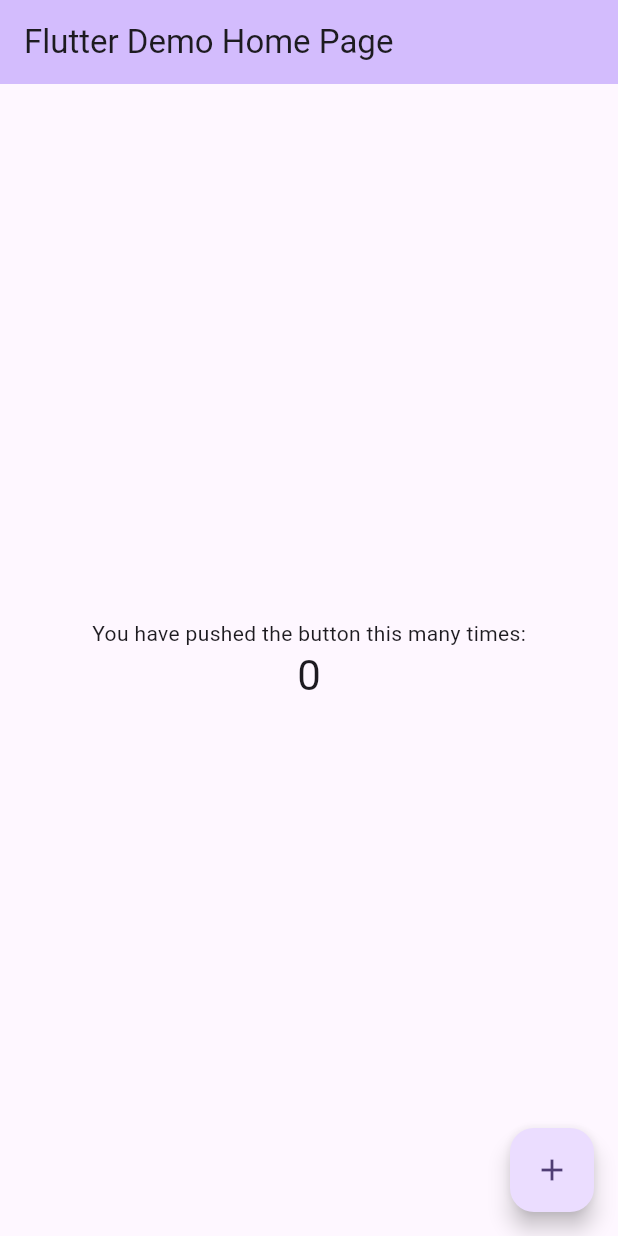
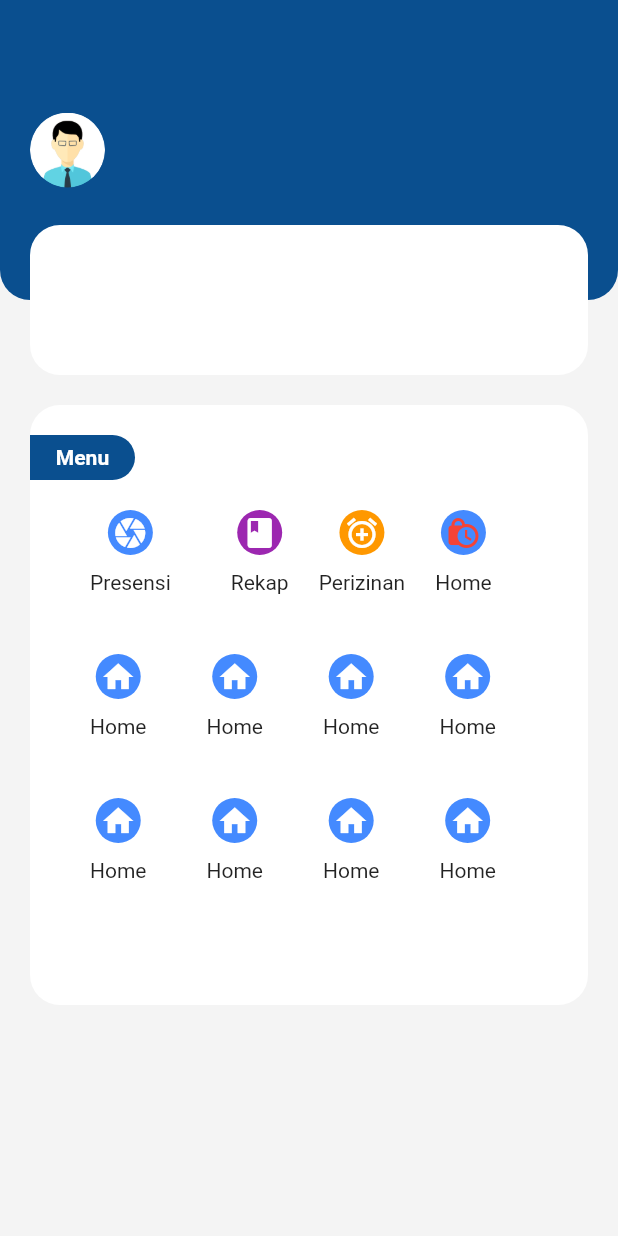
Before and after one commit to GilangMF11/test_provider, a Flutter app: the screen it shows after launch, on a phone screen of 412 x 824 dp. Run offline on Flutter 3.47's test engine with Material 2 defaults, Android fonts, the phone set to English and light mode, and no system bars.

Commit message:
Dashboard

```diff
--- /dev/null
+++ b/lib/Dashboard.dart
@@ -0,0 +1,354 @@
+import 'package:flutter/material.dart';
+
+class Dashboard extends StatelessWidget {
+  const Dashboard({super.key});
+
+  @override
+  Widget build(BuildContext context) {
+    return Scaffold(
+      backgroundColor: const Color(0xFFF4F4F4),
+      body: Stack(
+        children: [
+          // Widget untuk latar biru
+          Positioned(
+            top: 0,
+            left: 0,
+            right: 0,
+            child: Container(
+              height: 200,
+              decoration: const BoxDecoration(
+                borderRadius: BorderRadius.only(
+                  bottomLeft: Radius.circular(20),
+                  bottomRight: Radius.circular(20),
+                ),
+                color: Color(0xFF0a4f8f),
+              ),
+              child: // ...
+
+                  Padding(
+                padding: const EdgeInsets.all(20.0),
+                child: Row(
+                  children: [
+                    Align(
+                      alignment: Alignment.center,
+                      child: ClipRRect(
+                        borderRadius: BorderRadius.circular(180),
+                        child: Image.asset(
+                          'assets/images/profile.png',
+                          width: 50,
+                          height: 50,
+                        ),
+                      ),
+                    ),
+                    const SizedBox(width: 20),
+                    // Ganti Row dengan Column dan atur CrossAxisAlignment
+
+                  ],
+                ),
+              ),
+// ...
+            ),
+          ),
+          // Widget untuk latar merah (diposisikan lebih ke atas)
+          Positioned(
+            top: 150, // Atur nilai top yang lebih kecil
+            right: 20,
+            left: 20,
+            child: Column(
+              children: [
+                Container(
+                  height: 100,
+                  width: 400,
+                  decoration: const BoxDecoration(
+                    borderRadius: BorderRadius.only(
+                        bottomLeft: Radius.circular(20),
+                        bottomRight: Radius.circular(20),
+                        topLeft: Radius.circular(20),
+                        topRight: Radius.circular(20)),
+                    color: Colors.white,
+                  ),
+                ),
+                const SizedBox(height: 20),
+                Container(
+                  height: 400,
+                  width: 400,
+                  decoration: BoxDecoration(
+                      borderRadius: BorderRadius.circular(20),
+                      color: Colors.white),
+                  child: Column(children: [
+                    const SizedBox(height: 20),
+                    Align(
+                      alignment: Alignment.topLeft,
+                      child: Container(
+                        width: 70,
+                        height: 30,
+                        decoration: const BoxDecoration(
+                          borderRadius: BorderRadius.only(
+                              topRight: Radius.circular(20),
+                              bottomRight: Radius.circular(20)),
+                          color: Color(0xFF0a4f8f),
+                        ),
+                        child: const Column(
+                          mainAxisAlignment: MainAxisAlignment.center,
+                          children: [
+                            Text("Menu",
+                                style: TextStyle(
+                                    color: Colors.white,
+                                    fontWeight: FontWeight.bold),
+                                textAlign: TextAlign.center)
+                          ],
+                        ),
+                      ),
+                    ),
+                    Column(
+                      mainAxisAlignment: MainAxisAlignment.center,
+                      children: [
+                        Padding(
+                          padding: const EdgeInsets.only(left: 20, right: 20),
+                          child: Align(
+                            alignment: Alignment.center,
+                            child: Row(children: [
+                              Padding(
+                                padding:
+                                    const EdgeInsets.only(right: 20, left: 20),
+                                child: Column(children: [
+                                  Container(
+                                    width: 30,
+                                    height: 30,
+                                    decoration: BoxDecoration(
+                                        borderRadius: BorderRadius.circular(180),
+                                        color: Colors.blueAccent),
+                                    child: const Icon(Icons.camera,
+                                        color: Colors.white),
+                                  ),
+                                  const SizedBox(
+                                    height: 10,
+                                  ),
+                                  const Text("Presensi"),
+                                ]),
+                              ),
+                              Padding(
+                                padding: EdgeInsets.all(20),
+                                child: Column(children: [
+                                  Container(
+                                    width: 30,
+                                    height: 30,
+                                    decoration: BoxDecoration(
+                                        borderRadius: BorderRadius.circular(180),
+                                        color: Colors.purple),
+                                    child: const Icon(Icons.book,
+                                        color: Colors.white),
+                                  ),
+                                  const SizedBox(
+                                    height: 10,
+                                  ),
+                                  const Text("Rekap"),
+                                ]),
+                              ),
+                              Padding(
+                                padding: EdgeInsets.all(0),
+                                child: Column(children: [
+                                  Container(
+                                    width: 30,
+                                    height: 30,
+                                    decoration: BoxDecoration(
+                                        borderRadius: BorderRadius.circular(180),
+                                        color: Colors.orange),
+                                    child: const Icon(Icons.alarm_add,
+                                        color: Colors.white),
+                                  ),
+                                  const SizedBox(
+                                    height: 10,
+                                  ),
+                                  const Text("Perizinan"),
+                                ]),
+                              ),
+                              Padding(
+                                padding: EdgeInsets.all(20),
+                                child: Column(children: [
+                                  Container(
+                                    width: 30,
+                                    height: 30,
+                                    decoration: BoxDecoration(
+                                        borderRadius: BorderRadius.circular(180),
+                                        color: Colors.blueAccent),
+                                    child: const Icon(Icons.lock_clock,
+                                        color: Colors.red),
+                                  ),
+                                  const SizedBox(
+                                    height: 10,
+                                  ),
+                                  const Text("Home"),
+                                ]),
+                              ),
+                            ]),
+                          ),
+                        ),
+                        Padding(
+                          padding: const EdgeInsets.only(left: 20, right: 20),
+                          child: Row(children: <Widget>[
+                            Padding(
+                              padding: const EdgeInsets.all(20),
+                              child: Column(children: [
+                                Container(
+                                  width: 30,
+                                  height: 30,
+                                  decoration: BoxDecoration(
+                                      borderRadius: BorderRadius.circular(180),
+                                      color: Colors.blueAccent),
+                                  child: const Icon(Icons.home,
+                                      color: Colors.white),
+                                ),
+                                const SizedBox(
+                                  height: 10,
+                                ),
+                                const Text("Home"),
+                              ]),
+                            ),
+                            Padding(
+                              padding: EdgeInsets.all(20),
+                              child: Column(children: [
+                                Container(
+                                  width: 30,
+                                  height: 30,
+                                  decoration: BoxDecoration(
+                                      borderRadius: BorderRadius.circular(180),
+                                      color: Colors.blueAccent),
+                                  child: const Icon(Icons.home,
+                                      color: Colors.white),
+                                ),
+                                const SizedBox(
+                                  height: 10,
+                                ),
+                                const Text("Home"),
+                              ]),
+                            ),
+                            Padding(
+                              padding: EdgeInsets.all(20),
+                              child: Column(children: [
+                                Container(
+                                  width: 30,
+                                  height: 30,
+                                  decoration: BoxDecoration(
+                                      borderRadius: BorderRadius.circular(180),
+                                      color: Colors.blueAccent),
+                                  child: const Icon(Icons.home,
+                                      color: Colors.white),
+                                ),
+                                const SizedBox(
+                                  height: 10,
+                                ),
+                                const Text("Home"),
+                              ]),
+                            ),
+                            Padding(
+                              padding:
+                                  const EdgeInsets.only(right: 20, left: 20),
+                              child: Column(children: [
+                                Container(
+                                  width: 30,
+                                  height: 30,
+                                  decoration: BoxDecoration(
+                                      borderRadius: BorderRadius.circular(180),
+                                      color: Colors.blueAccent),
+                                  child: const Icon(Icons.home,
+                                      color: Colors.white),
+                                ),
+                                const SizedBox(
+                                  height: 10,
+                                ),
+                                const Text("Home"),
+                              ]),
+                            ),
+                          ]),
+                        ),
+                        Padding(
+                          padding: const EdgeInsets.only(left: 20, right: 20),
+                          child: Row(children: <Widget>[
+                            Padding(
+                              padding: const EdgeInsets.all(20),
+                              child: Column(children: [
+                                Container(
+                                  width: 30,
+                                  height: 30,
+                                  decoration: BoxDecoration(
+                                      borderRadius: BorderRadius.circular(180),
+                                      color: Colors.blueAccent),
+                                  child: const Icon(Icons.home,
+                                      color: Colors.white),
+                                ),
+                                const SizedBox(
+                                  height: 10,
+                                ),
+                                const Text("Home"),
+                              ]),
+                            ),
+                            Padding(
+                              padding: EdgeInsets.all(20),
+                              child: Column(children: [
+                                Container(
+                                  width: 30,
+                                  height: 30,
+                                  decoration: BoxDecoration(
+                                      borderRadius: BorderRadius.circular(180),
+                                      color: Colors.blueAccent),
+                                  child: const Icon(Icons.home,
+                                      color: Colors.white),
+                                ),
+                                const SizedBox(
+                                  height: 10,
+                                ),
+                                const Text("Home"),
+                              ]),
+                            ),
+                            Padding(
+                              padding: EdgeInsets.all(20),
+                              child: Column(children: [
+                                Container(
+                                  width: 30,
+                                  height: 30,
+                                  decoration: BoxDecoration(
+                                      borderRadius: BorderRadius.circular(180),
+                                      color: Colors.blueAccent),
+                                  child: const Icon(Icons.home,
+                                      color: Colors.white),
+                                ),
+                                const SizedBox(
+                                  height: 10,
+                                ),
+                                const Text("Home"),
+                              ]),
+                            ),
+                            Padding(
+                              padding:
+                                  const EdgeInsets.only(right: 20, left: 20),
+                              child: Column(children: [
+                                Container(
+                                  width: 30,
+                                  height: 30,
+                                  decoration: BoxDecoration(
+                                      borderRadius: BorderRadius.circular(180),
+                                      color: Colors.blueAccent),
+                                  child: const Icon(Icons.home,
+                                      color: Colors.white),
+                                ),
+                                const SizedBox(
+                                  height: 10,
+                                ),
+                                const Text("Home"),
+                              ]),
+                            ),
+                          ]),
+                        ),
+                      ],
+                    )
+                  ]),
+                )
+              ],
+            ),
+          ),
+        ],
+      ),
+    );
+  }
+}
--- a/lib/main.dart
+++ b/lib/main.dart
@@ -1,4 +1,5 @@
 import 'package:flutter/material.dart';
+import 'package:provider_dzikir/Dashboard.dart';
 
 void main() {
   runApp(const MyApp());
@@ -7,119 +8,10 @@ void main() {
 class MyApp extends StatelessWidget {
   const MyApp({super.key});
 
-  // This widget is the root of your application.
   @override
   Widget build(BuildContext context) {
-    return MaterialApp(
-      title: 'Flutter Demo',
-      theme: ThemeData(
-        // This is the theme of your application.
-        //
-        // TRY THIS: Try running your application with "flutter run". You'll see
-        // the application has a blue toolbar. Then, without quitting the app,
-        // try changing the seedColor in the colorScheme below to Colors.green
-        // and then invoke "hot reload" (save your changes or press the "hot
-        // reload" button in a Flutter-supported IDE, or press "r" if you used
-        // the command line to start the app).
-        //
-        // Notice that the counter didn't reset back to zero; the application
-        // state is not lost during the reload. To reset the state, use hot
-        // restart instead.
-        //
-        // This works for code too, not just values: Most code changes can be
-        // tested with just a hot reload.
-        colorScheme: ColorScheme.fromSeed(seedColor: Colors.deepPurple),
-        useMaterial3: true,
-      ),
-      home: const MyHomePage(title: 'Flutter Demo Home Page'),
+    return const MaterialApp(
+      home: Dashboard(),
     );
   }
 }
-
-class MyHomePage extends StatefulWidget {
-  const MyHomePage({super.key, required this.title});
-
-  // This widget is the home page of your application. It is stateful, meaning
-  // that it has a State object (defined below) that contains fields that affect
-  // how it looks.
-
-  // This class is the configuration for the state. It holds the values (in this
-  // case the title) provided by the parent (in this case the App widget) and
-  // used by the build method of the State. Fields in a Widget subclass are
-  // always marked "final".
-
-  final String title;
-
-  @override
-  State<MyHomePage> createState() => _MyHomePageState();
-}
-
-class _MyHomePageState extends State<MyHomePage> {
-  int _counter = 0;
-
-  void _incrementCounter() {
-    setState(() {
-      // This call to setState tells the Flutter framework that something has
-      // changed in this State, which causes it to rerun the build method below
-      // so that the display can reflect the updated values. If we changed
-      // _counter without calling setState(), then the build method would not be
-      // called again, and so nothing would appear to happen.
-      _counter++;
-    });
-  }
-
-  @override
-  Widget build(BuildContext context) {
-    // This method is rerun every time setState is called, for instance as done
-    // by the _incrementCounter method above.
-    //
-    // The Flutter framework has been optimized to make rerunning build methods
-    // fast, so that you can just rebuild anything that needs updating rather
-    // than having to individually change instances of widgets.
-    return Scaffold(
-      appBar: AppBar(
-        // TRY THIS: Try changing the color here to a specific color (to
-        // Colors.amber, perhaps?) and trigger a hot reload to see the AppBar
-        // change color while the other colors stay the same.
-        backgroundColor: Theme.of(context).colorScheme.inversePrimary,
-        // Here we take the value from the MyHomePage object that was created by
-        // the App.build method, and use it to set our appbar title.
-        title: Text(widget.title),
-      ),
-      body: Center(
-        // Center is a layout widget. It takes a single child and positions it
-        // in the middle of the parent.
-        child: Column(
-          // Column is also a layout widget. It takes a list of children and
-          // arranges them vertically. By default, it sizes itself to fit its
-          // children horizontally, and tries to be as tall as its parent.
-          //
-          // Column has various properties to control how it sizes itself and
-          // how it positions its children. Here we use mainAxisAlignment to
-          // center the children vertically; the main axis here is the vertical
-          // axis because Columns are vertical (the cross axis would be
-          // horizontal).
-          //
-          // TRY THIS: Invoke "debug painting" (choose the "Toggle Debug Paint"
-          // action in the IDE, or press "p" in the console), to see the
-          // wireframe for each widget.
-          mainAxisAlignment: MainAxisAlignment.center,
-          children: <Widget>[
-            const Text(
-              'You have pushed the button this many times:',
-            ),
-            Text(
-              '$_counter',
-              style: Theme.of(context).textTheme.headlineMedium,
-            ),
-          ],
-        ),
-      ),
-      floatingActionButton: FloatingActionButton(
-        onPressed: _incrementCounter,
-        tooltip: 'Increment',
-        child: const Icon(Icons.add),
-      ), // This trailing comma makes auto-formatting nicer for build methods.
-    );
-  }
-}
--- /dev/null
+++ b/lib/view/widget/buttonNavbar.dart
@@ -0,0 +1,23 @@
+import 'package:flutter/material.dart';
+
+class ButtonNavBar extends StatelessWidget {
+  //const ButtonNavBar({super.key});
+
+  final int currentIndex;
+  final Function(int index) onTap;
+
+  ButtonNavBar({required this.currentIndex, required this.onTap});
+
+  @override
+  Widget build(BuildContext context) {
+    return BottomNavigationBar(
+        currentIndex: currentIndex,
+        onTap: onTap,
+        backgroundColor: Colors.black,
+        items: const [
+          BottomNavigationBarItem(icon: Icon(Icons.home, color: Colors.white), label: 'Home'),
+          BottomNavigationBarItem(icon: Icon(Icons.favorite, color: Colors.white), label: 'About'),
+          BottomNavigationBarItem(icon: Icon(Icons.person, color: Colors.white), label: 'Profile'),
+        ]);
+  }
+}
```
Also changed, not shown: pubspec.yaml (+10 -0 lines), pubspec.lock, 28 other files.
